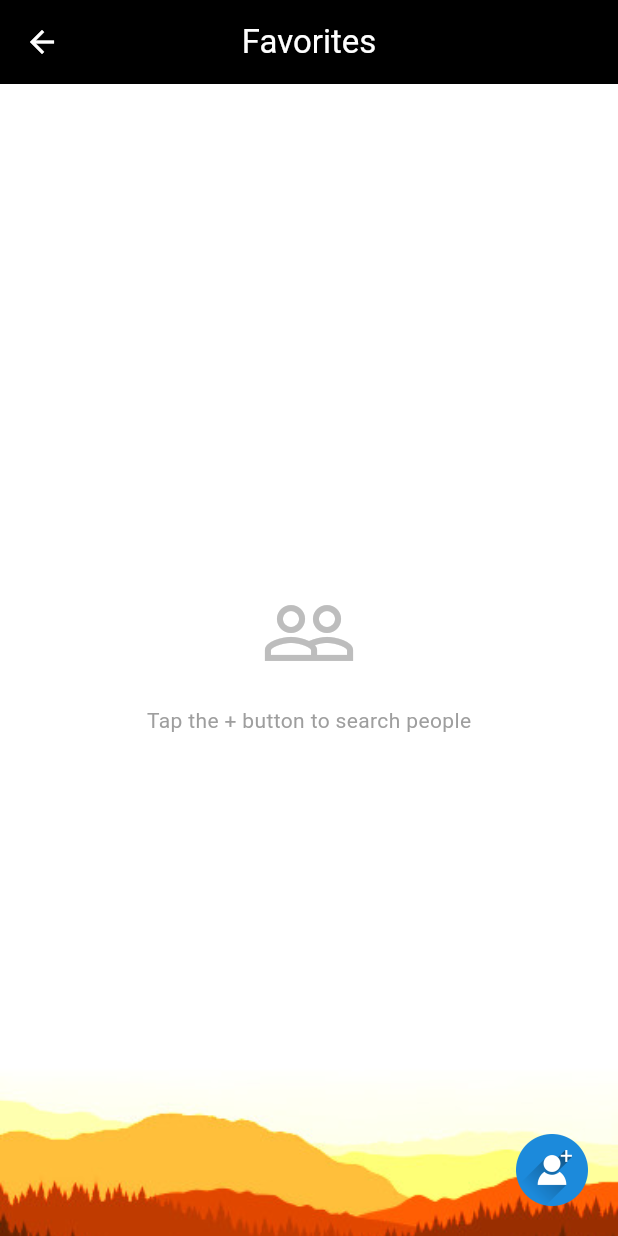
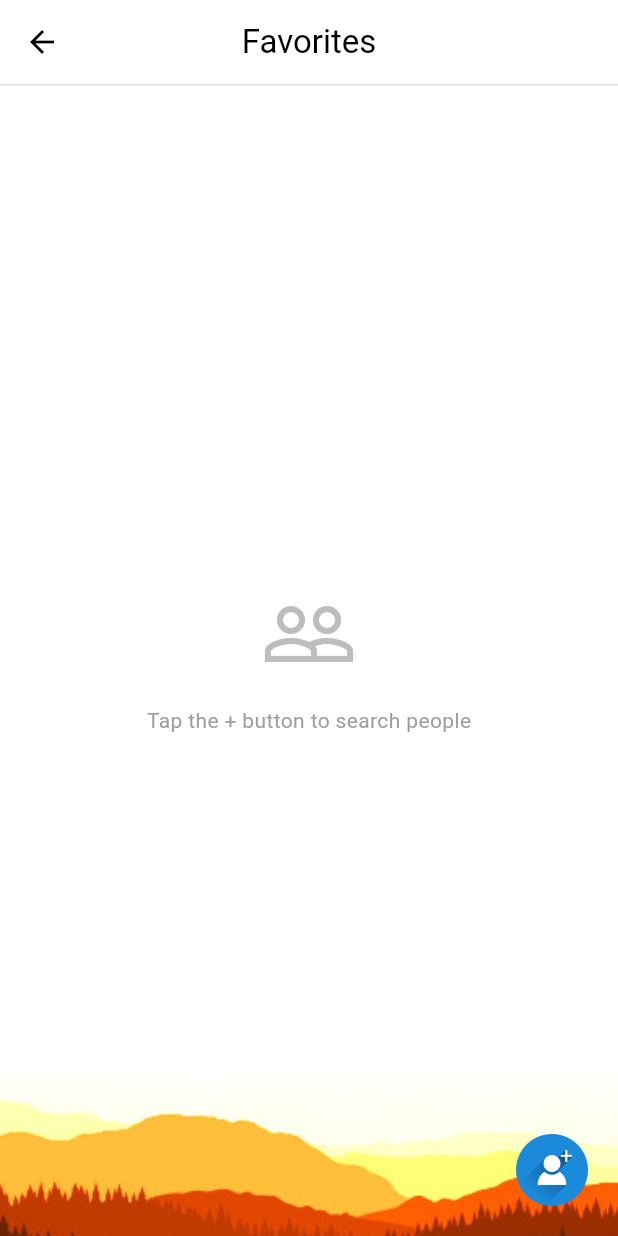
Before and after one commit to Qasim-afzaal/stay-connected, a Flutter app: the SnapchatPage screen opened by its route, after a tap on "Favorites", on a phone screen of 412 x 824 dp. Run offline on Flutter 3.47's test engine with Material 3 defaults, Android fonts, the phone set to English and light mode, and no system bars; our stand-ins replace flutter_easyloading, flutter_svg, get, shared_preferences, sizer, webview_flutter; missing offline and left inert: flutter_inappwebview; accounts and stored records are empty.

Commit message:
Update AppBar styling for Snapchat platform: white background and black text in light mode with divider

```diff
--- a/lib/Platform/snapchat/snapchat_icon_screen.dart
+++ b/lib/Platform/snapchat/snapchat_icon_screen.dart
@@ -44,9 +44,17 @@ class SnapchatIconScreen extends StatelessWidget {
           appBar: AppBar(
             title: Text(iconName),
             centerTitle: true,
-            backgroundColor: theme.appBarTheme.backgroundColor,
-            foregroundColor: theme.appBarTheme.foregroundColor,
+            backgroundColor: isDark ? theme.appBarTheme.backgroundColor : Colors.white,
+            foregroundColor: isDark ? theme.appBarTheme.foregroundColor : Colors.black,
             elevation: 0,
+            bottom: PreferredSize(
+              preferredSize: const Size.fromHeight(1.0),
+              child: Divider(
+                height: 1,
+                thickness: 1,
+                color: isDark ? Colors.grey[800] : Colors.grey[300],
+              ),
+            ),
           ),
           body: Container(
             decoration: BoxDecoration(
@@ -663,8 +671,17 @@ class _FriendProfileWebViewState extends State<_FriendProfileWebView> {
       appBar: AppBar(
         title: Text(widget.friendName),
         centerTitle: true,
-        backgroundColor: Theme.of(context).appBarTheme.backgroundColor ?? (Theme.of(context).brightness == Brightness.dark ? Colors.grey[900] : Colors.yellow),
-        foregroundColor: Theme.of(context).appBarTheme.foregroundColor ?? (Theme.of(context).brightness == Brightness.dark ? Colors.white : Colors.black),
+        backgroundColor: Theme.of(context).brightness == Brightness.dark ? (Theme.of(context).appBarTheme.backgroundColor ?? Colors.grey[900]) : Colors.white,
+        foregroundColor: Theme.of(context).brightness == Brightness.dark ? (Theme.of(context).appBarTheme.foregroundColor ?? Colors.white) : Colors.black,
+        elevation: 0,
+        bottom: PreferredSize(
+          preferredSize: const Size.fromHeight(1.0),
+          child: Divider(
+            height: 1,
+            thickness: 1,
+            color: Theme.of(context).brightness == Brightness.dark ? Colors.grey[800] : Colors.grey[300],
+          ),
+        ),
       ),
       body: Stack(
         children: [
--- a/lib/Platform/snapchat/snapchat_page.dart
+++ b/lib/Platform/snapchat/snapchat_page.dart
@@ -26,9 +26,17 @@ class SnapchatPage extends StatelessWidget {
           appBar: AppBar(
             title: const Text('Snapchat'),
             centerTitle: true,
-            backgroundColor: theme.appBarTheme.backgroundColor,
-            foregroundColor: theme.appBarTheme.foregroundColor,
+            backgroundColor: isDark ? theme.appBarTheme.backgroundColor : Colors.white,
+            foregroundColor: isDark ? theme.appBarTheme.foregroundColor : Colors.black,
             elevation: 0,
+            bottom: PreferredSize(
+              preferredSize: const Size.fromHeight(1.0),
+              child: Divider(
+                height: 1,
+                thickness: 1,
+                color: isDark ? Colors.grey[800] : Colors.grey[300],
+              ),
+            ),
             actions: [
               IconButton(
                 icon: controller.isDeleteMode
```
Also changed, not shown: lib/Platform/snapchat/snapchat_webview_screen.dart (+11 -2 lines).
